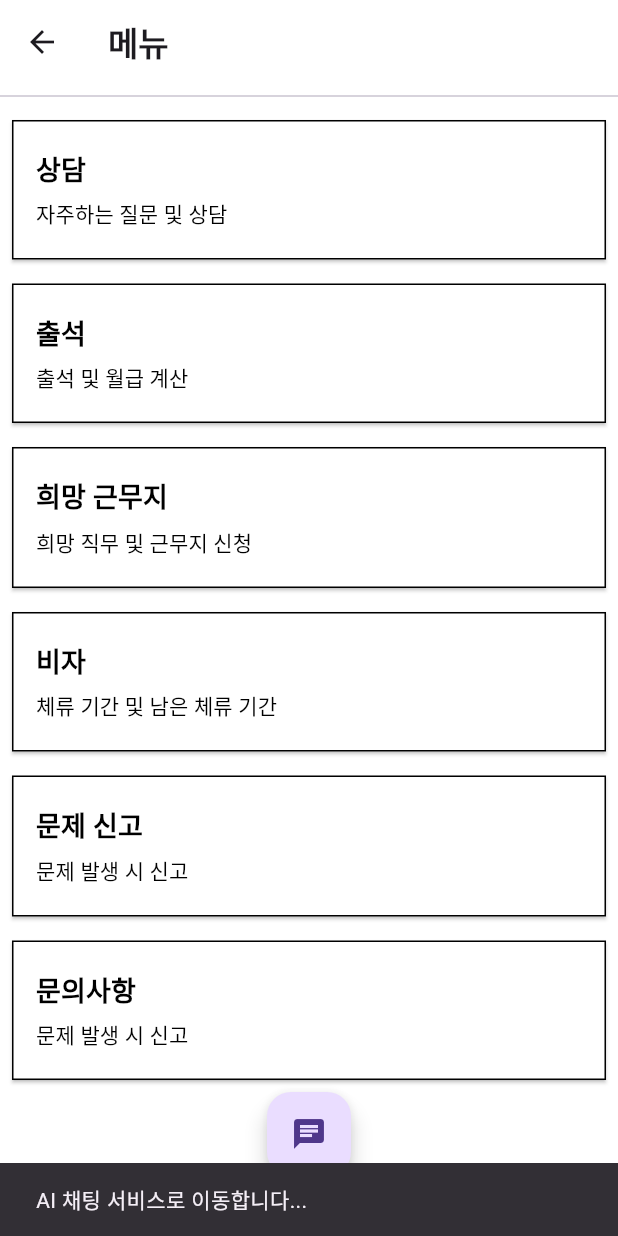
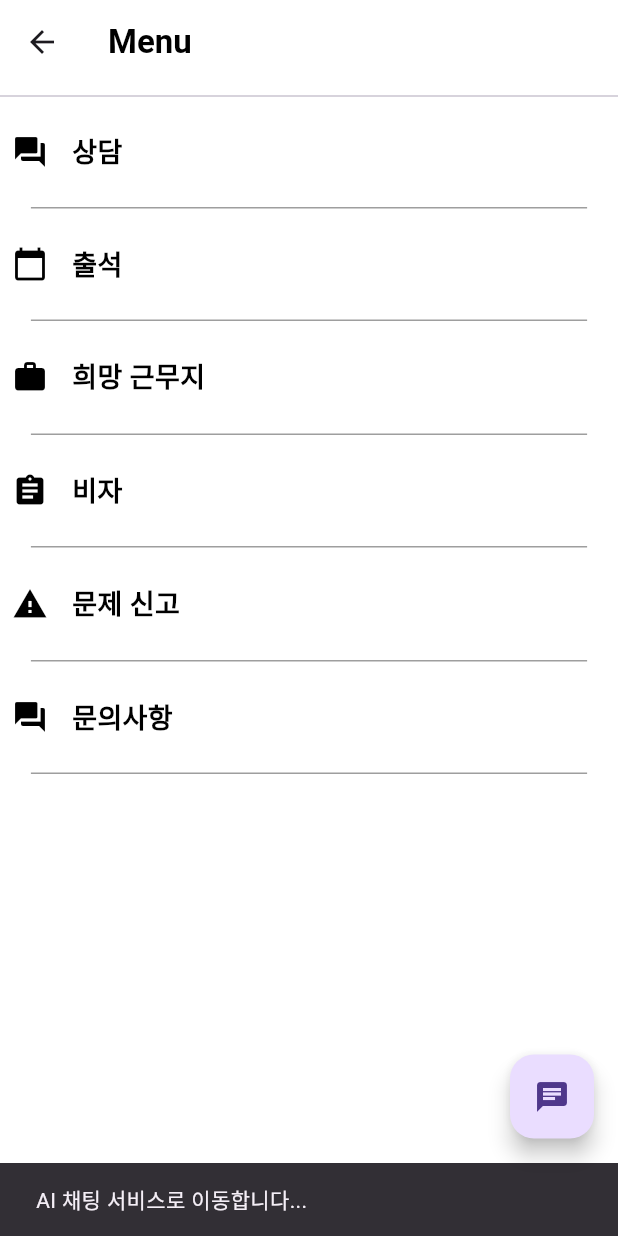
Before and after one commit to s0613/hackathon, a Flutter app: the MenuScreen screen opened directly, after a tap on the "chat" icon, on a phone screen of 412 x 824 dp. Run offline on Flutter 3.47's test engine with Material 3 defaults, Android fonts, the phone set to English and light mode, and no system bars; our stand-ins replace smooth_page_indicator; network calls fail.

Commit message:
0.2 fixing floating button in menupage

```diff
--- a/lib/labormenu.dart
+++ b/lib/labormenu.dart
@@ -1,5 +1,7 @@
 import 'package:flutter/material.dart';
 import 'inquiry.dart';
+
+
 class MenuScreen extends StatelessWidget {
   @override
   Widget build(BuildContext context) {
@@ -9,8 +11,8 @@ class MenuScreen extends StatelessWidget {
         title: Align(
           alignment: Alignment.centerLeft,  // 앱바 타이틀을 왼쪽 정렬로 설정
           child: Text(
-            '메뉴',
-            style: TextStyle(fontWeight: FontWeight.bold),
+            'Menu',
+            style: TextStyle(fontWeight: FontWeight.bold, color: Colors.black),
           ),
         ),
       ),
@@ -23,8 +25,8 @@ class MenuScreen extends StatelessWidget {
               child: Column(
                 children: [
                   MenuItem(
+                    icon: Icons.question_answer,
                     label: '상담',
-                    description: '자주하는 질문 및 상담',
                     onPressed: () {
                       // Menu 1 동작
                       Navigator.push(
@@ -33,9 +35,10 @@ class MenuScreen extends StatelessWidget {
                       );
                     },
                   ),
+                  CustomDivider(),
                   MenuItem(
+                    icon: Icons.calendar_today,
                     label: '출석',
-                    description: '출석 및 월급 계산',
                     onPressed: () {
                       // Menu 2 동작
                       Navigator.push(
@@ -44,9 +47,10 @@ class MenuScreen extends StatelessWidget {
                       );
                     },
                   ),
+                  CustomDivider(),
                   MenuItem(
+                    icon: Icons.work,
                     label: '희망 근무지',
-                    description: '희망 직무 및 근무지 신청',
                     onPressed: () {
                       // Menu 3 동작
                       Navigator.push(
@@ -55,9 +59,10 @@ class MenuScreen extends StatelessWidget {
                       );
                     },
                   ),
+                  CustomDivider(),
                   MenuItem(
+                    icon: Icons.assignment,
                     label: '비자',
-                    description: '체류 기간 및 남은 체류 기간',
                     onPressed: () {
                       // Menu 4 동작
                       Navigator.push(
@@ -66,9 +71,10 @@ class MenuScreen extends StatelessWidget {
                       );
                     },
                   ),
+                  CustomDivider(),
                   MenuItem(
+                    icon: Icons.report_problem,
                     label: '문제 신고',
-                    description: '문제 발생 시 신고',
                     onPressed: () {
                       // Menu 5 동작
                       Navigator.push(
@@ -77,9 +83,10 @@ class MenuScreen extends StatelessWidget {
                       );
                     },
                   ),
+                  CustomDivider(),
                   MenuItem(
+                    icon: Icons.question_answer,
                     label: '문의사항',
-                    description: '문제 발생 시 신고',
                     onPressed: () {
                       Navigator.push(
                         context,
@@ -87,77 +94,62 @@ class MenuScreen extends StatelessWidget {
                       );
                     },
                   ),
-                  Positioned(
-                    bottom: 16.0,
-                    right: 16.0,
-                    child: FloatingActionButton(
-                      onPressed: () {
-                        ScaffoldMessenger.of(context).showSnackBar(
-                          SnackBar(content: Text('AI 채팅 서비스로 이동합니다...')),
-                        );
-                      },
-                      child: Icon(Icons.chat),
-                    ),
-                  ),
+                  CustomDivider(),
                 ],
               ),
             ),
-
           ),
-          Divider(),
         ],
+      ),
+      floatingActionButton: FloatingActionButton(
+        onPressed: () {
+          ScaffoldMessenger.of(context).showSnackBar(
+            SnackBar(content: Text('AI 채팅 서비스로 이동합니다...')),
+          );
+        },
+        child: Icon(Icons.chat),
       ),
     );
   }
 }
-
-
+class CustomDivider extends StatelessWidget {
+  @override
+  Widget build(BuildContext context) {
+    return Container(
+      margin: EdgeInsets.symmetric(vertical: 8.0),
+      height: 1.0,
+      width: MediaQuery.of(context).size.width * 0.9, // 가로 길이를 설정
+      color: Colors.grey, // 색상을 설정
+    );
+  }
+}
 class MenuItem extends StatelessWidget {
+  final IconData icon;
   final String label;
-  final String description;
   final VoidCallback onPressed;
 
-  MenuItem({required this.label, required this.description, required this.onPressed});
+  MenuItem({required this.icon, required this.label, required this.onPressed});
 
   @override
   Widget build(BuildContext context) {
-    return Padding(
-      padding: const EdgeInsets.all(8.0),
-      child: SizedBox(
-        width: double.infinity,
-        child: ElevatedButton(
-          onPressed: onPressed,
-          style: ElevatedButton.styleFrom(
-            padding: EdgeInsets.symmetric(vertical: 20.0, horizontal: 16.0),
-            backgroundColor: Colors.white,  // 버튼 배경을 하얗게 설정
-            side: BorderSide(color: Colors.black, width: 1.0),  // 버튼에 검은색 경계선을 추가
-            shape: RoundedRectangleBorder(
-              borderRadius: BorderRadius.zero,  // 네모 모양으로 설정
+    return InkWell(
+      onTap: onPressed,
+      child: Padding(
+        padding: const EdgeInsets.symmetric(vertical: 16.0, horizontal: 8.0),
+        child: Row(
+          children: [
+            Icon(icon, color: Colors.black),
+            SizedBox(width: 16.0),
+            Text(
+              label,
+              style: TextStyle(fontSize: 18.0, fontWeight: FontWeight.bold, color: Colors.black),
             ),
-          ),
-          child: Align(
-            alignment: Alignment.centerLeft,
-            child: Column(
-              crossAxisAlignment: CrossAxisAlignment.start,
-              children: [
-                Text(
-                  label,
-                  style: TextStyle(fontSize: 18.0, fontWeight: FontWeight.bold, color: Colors.black),  // 텍스트를 검정색으로 설정
-                ),
-                SizedBox(height: 6.0),
-                Text(
-                  description,
-                  style: TextStyle(fontSize: 14.0, color: Colors.black),  // 텍스트를 검정색으로 설정
-                ),
-              ],
-            ),
-          ),
+          ],
         ),
       ),
     );
   }
 }
-
 // 각 페이지에 대한 간단한 예제입니다.
 class Page1 extends StatelessWidget {
   @override
--- a/pubspec.yaml
+++ b/pubspec.yaml
@@ -30,7 +30,6 @@ environment:
 dependencies:
   smooth_page_indicator: ^1.1.0
 #  http: ^0.13.3
-
   flutter:
     sdk: flutter
 
```
Also changed, not shown: lib/businesslistpage.dart (added, +102 -0 lines), lib/homepage_1.dart (+4 -4 lines), lib/profile.dart (+48 -26 lines).
